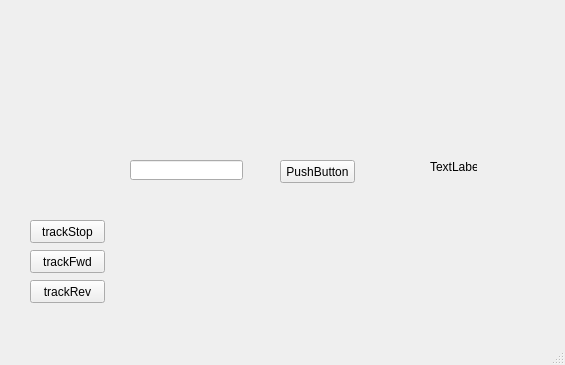
This is mainwindow.ui in AndreyShi/udp_test as Qt 5 draws it before an edit. The edited form follows.
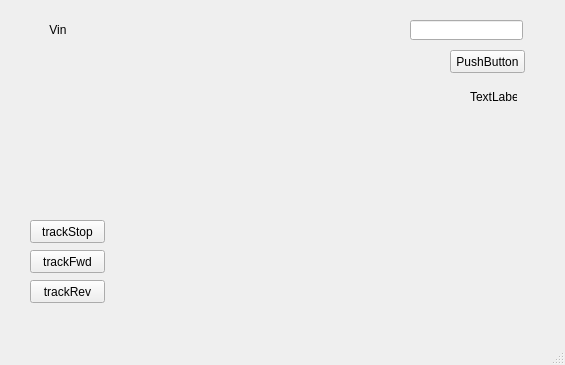
This is the edited form.

Commit message: update data view

Patch:
```diff
--- a/mainwindow.ui
+++ b/mainwindow.ui
@@ -17,8 +17,8 @@
    <widget class="QLineEdit" name="lineEdit">
     <property name="geometry">
      <rect>
-      <x>130</x>
-      <y>160</y>
+      <x>410</x>
+      <y>20</y>
       <width>113</width>
       <height>20</height>
      </rect>
@@ -27,8 +27,8 @@
    <widget class="QPushButton" name="pushButton">
     <property name="geometry">
      <rect>
-      <x>280</x>
-      <y>160</y>
+      <x>450</x>
+      <y>50</y>
       <width>75</width>
       <height>23</height>
      </rect>
@@ -40,8 +40,8 @@
    <widget class="QLabel" name="label">
     <property name="geometry">
      <rect>
-      <x>430</x>
-      <y>160</y>
+      <x>470</x>
+      <y>90</y>
       <width>47</width>
       <height>13</height>
      </rect>
@@ -89,6 +89,22 @@
      <string>trackRev</string>
     </property>
    </widget>
+   <widget class="QLabel" name="label_Vin">
+    <property name="geometry">
+     <rect>
+      <x>30</x>
+      <y>20</y>
+      <width>56</width>
+      <height>19</height>
+     </rect>
+    </property>
+    <property name="text">
+     <string>Vin</string>
+    </property>
+    <property name="alignment">
+     <set>Qt::AlignCenter</set>
+    </property>
+   </widget>
   </widget>
   <widget class="QMenuBar" name="menubar">
    <property name="geometry">
```
Left out of the diff: 2 changed lines with no effect on the pictures. The commit also changes 2 other files.
